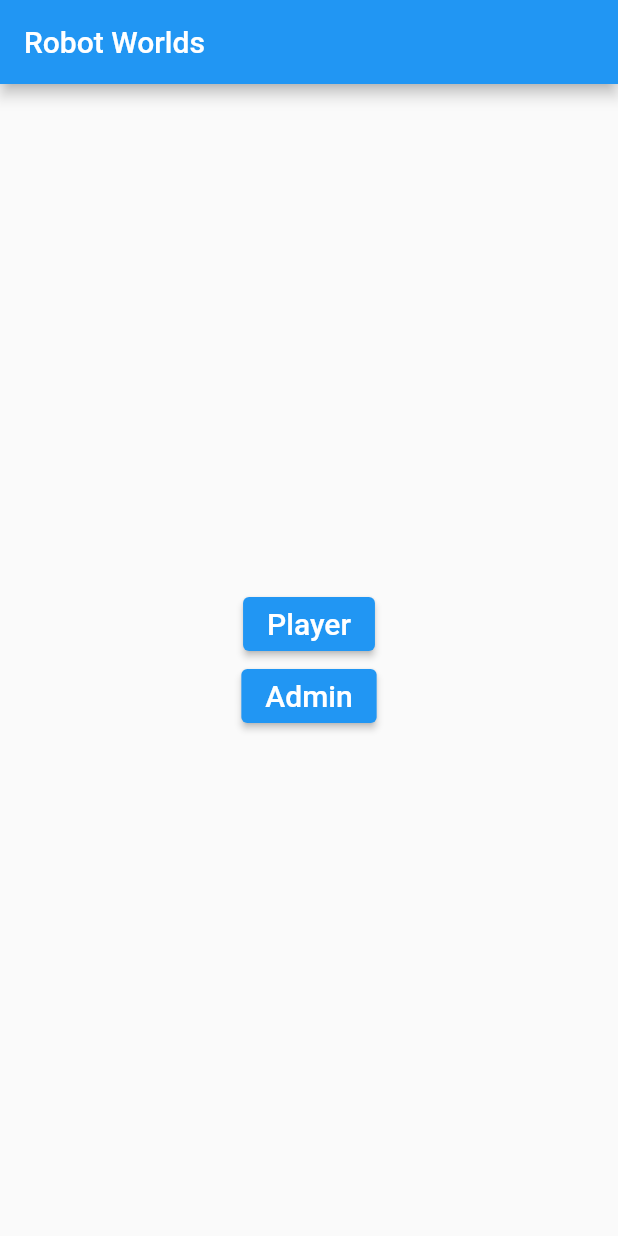
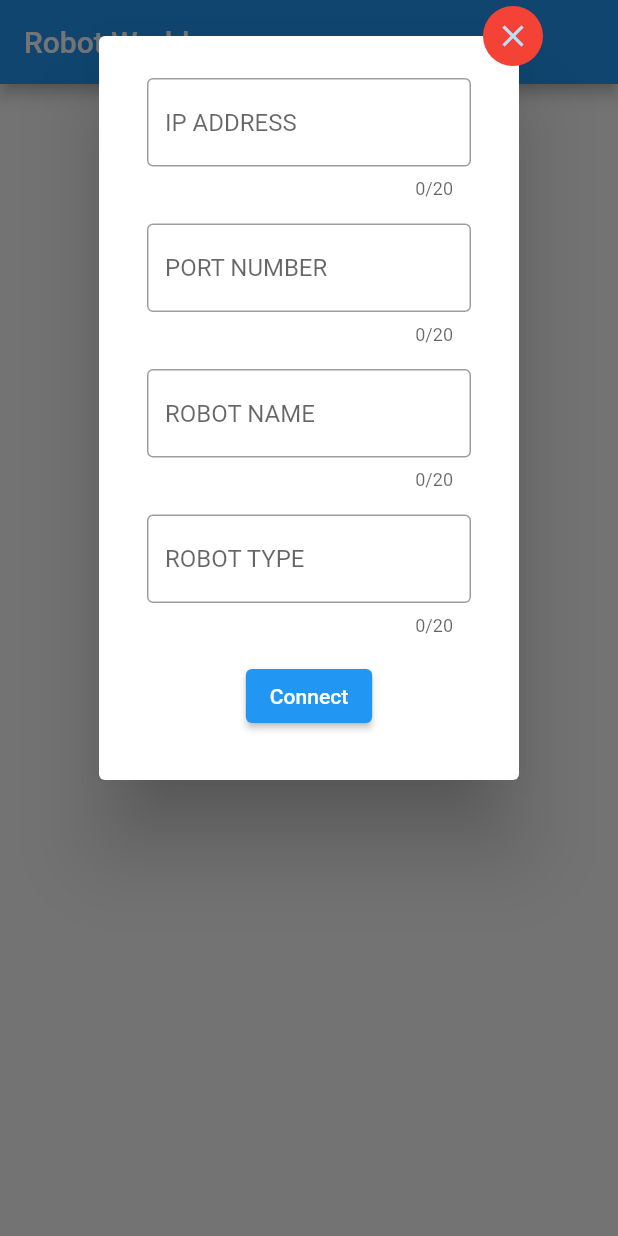
Before and after one commit to sluthang/mobile_app, a Flutter app: the screen it shows after launch, after a tap on "Player", on a phone screen of 412 x 824 dp. Run offline on Flutter 3.47's test engine with Material 2 defaults, Android fonts, the phone set to English and light mode, and no system bars.

Commit message:
Added pop up when clicking on the player button.

```diff
--- a/robot_worlds_app/robot_worlds_app/lib/pages/home.dart
+++ b/robot_worlds_app/robot_worlds_app/lib/pages/home.dart
@@ -13,7 +13,6 @@ class HomePage extends StatefulWidget {
 }
 
 class _HomePageState extends State<HomePage> {
-
   @override
   Widget build(BuildContext context) {
     return Scaffold(
@@ -23,11 +22,14 @@ class _HomePageState extends State<HomePage> {
         body: buttonLayout(context));
   }
 }
+
+final GlobalKey<FormState> _formkeyPlayer = GlobalKey<FormState>();
 final GlobalKey<FormState> _formkey = GlobalKey<FormState>();
 
 Future<void> showLoginDialog(BuildContext context) async {
-  return await showDialog(context: context,
-      builder: (context){
+  return await showDialog(
+      context: context,
+      builder: (context) {
         final TextEditingController _textController = TextEditingController();
         return AlertDialog(
           content: Form(
@@ -37,21 +39,22 @@ Future<void> showLoginDialog(BuildContext context) async {
                 children: [
                   TextFormField(
                     controller: _textController,
-                validator: (value){
-                  if(value == null || value.isEmpty){
+                    validator: (value) {
+                      if (value == null || value.isEmpty) {
                         return 'Please enter a correct pin';
                       }
                       return null;
                     },
-                decoration: const InputDecoration(hintText: 'Enter Admin Pin'),
+                    decoration:
+                        const InputDecoration(hintText: 'Enter Admin Pin'),
                   )
                 ],
               )),
-          actions:<Widget> [
+          actions: <Widget>[
             TextButton(
               child: const Text('Login'),
-              onPressed: (){
-                if(_formkey.currentState!.validate()){
+              onPressed: () {
+                if (_formkey.currentState!.validate()) {
                   ScaffoldMessenger.of(context).showSnackBar(
                     const SnackBar(content: Text('Processing Pin')),
                   );
@@ -74,8 +77,9 @@ Widget buttonLayout(BuildContext context) {
               "Player",
               style: TextStyle(fontSize: 20.0, color: Colors.white),
             ),
-          onPressed: () {},
-        ),
+            onPressed: () async {
+              await playerForm(context);
+            }),
         ElevatedButton(
           child: const Text(
             "Admin",
@@ -83,14 +87,136 @@ Widget buttonLayout(BuildContext context) {
           ),
           onPressed: () async {
             await showLoginDialog(context);
-            Navigator.push(
-                context,
-                MaterialPageRoute(builder: (ctx) =>
-                const AdminScreen())
-            );
+            Navigator.push(context,
+                MaterialPageRoute(builder: (ctx) => const AdminScreen()));
           },
         ),
       ],
     ),
   );
 }
+
+final TextEditingController _ipController = TextEditingController();
+final TextEditingController _portController = TextEditingController();
+final TextEditingController _robotNameController = TextEditingController();
+final TextEditingController _robotTypeController = TextEditingController();
+
+Future<void> playerForm(BuildContext context) async {
+  return showDialog(
+      context: context,
+      builder: (BuildContext context) {
+        return SingleChildScrollView(
+          child: AlertDialog(
+            content: Stack(
+              clipBehavior: Clip.none,
+              children: <Widget>[
+                Positioned(
+                  right: -40.0,
+                  top: -40.0,
+                  child: InkResponse(
+                    onTap: () {
+                      Navigator.of(context).pop();
+                    },
+                    child: const CircleAvatar(
+                      child: Icon(Icons.close),
+                      backgroundColor: Colors.red,
+                    ),
+                  ),
+                ),
+                Form(
+                  key: _formkeyPlayer,
+                  child: Column(
+                    mainAxisSize: MainAxisSize.min,
+                    children: <Widget>[
+                      Padding(
+                        padding: const EdgeInsets.all(8.0),
+                        child: TextFormField(
+                          controller: _ipController,
+                          validator: (value) {
+                            if (value == null || value.isEmpty) {
+                              return 'Please enter a valid IP address';
+                            }
+                            return null;
+                          },
+                          maxLines: 1,
+                          maxLength: 20,
+                          decoration: const InputDecoration(
+                            hintText: 'IP ADDRESS',
+                            border: OutlineInputBorder(),
+                          ),
+                        ),
+                      ),
+                      Padding(
+                        padding: const EdgeInsets.all(8.0),
+                        child: TextFormField(
+                          controller: _portController,
+                          validator: (value) {
+                            if (value == null || value.isEmpty) {
+                              return 'Please enter a valid PORT';
+                            }
+                            return null;
+                          },
+                          maxLines: 1,
+                          maxLength: 20,
+                          decoration: const InputDecoration(
+                            hintText: 'PORT NUMBER',
+                            border: OutlineInputBorder(),
+                          ),
+                        ),
+                      ),
+                      Padding(
+                        padding: const EdgeInsets.all(8.0),
+                        child: TextFormField(
+                          controller: _robotNameController,
+                          validator: (value) {
+                            if (value == null || value.isEmpty) {
+                              return 'Please enter a name for your robot';
+                            }
+                            return null;
+                          },
+                          maxLines: 1,
+                          maxLength: 20,
+                          decoration: const InputDecoration(
+                            hintText: 'ROBOT NAME',
+                            border: OutlineInputBorder(),
+                          ),
+                        ),
+                      ),
+                      Padding(
+                        padding: const EdgeInsets.all(8.0),
+                        child: TextFormField(
+                          controller: _robotTypeController,
+                          validator: (value) {
+                            if (value == null || value.isEmpty) {
+                              return 'Please enter a valid robot type';
+                            }
+                            return null;
+                          },
+                          maxLines: 1,
+                          maxLength: 20,
+                          decoration: const InputDecoration(
+                            hintText: 'ROBOT TYPE',
+                            border: OutlineInputBorder(),
+                          ),
+                        ),
+                      ),
+                      Padding(
+                        padding: const EdgeInsets.all(8.0),
+                        child: ElevatedButton(
+                          child: const Text("Connect"),
+                          onPressed: () {
+                            if (_formkeyPlayer.currentState!.validate()) {
+                              _formkeyPlayer.currentState!.save();
+                            }
+                          },
+                        ),
+                      )
+                    ],
+                  ),
+                ),
+              ],
+            ),
+          ),
+        );
+      });
+}
```
Lines whose indentation alone changed are shown as unchanged.
